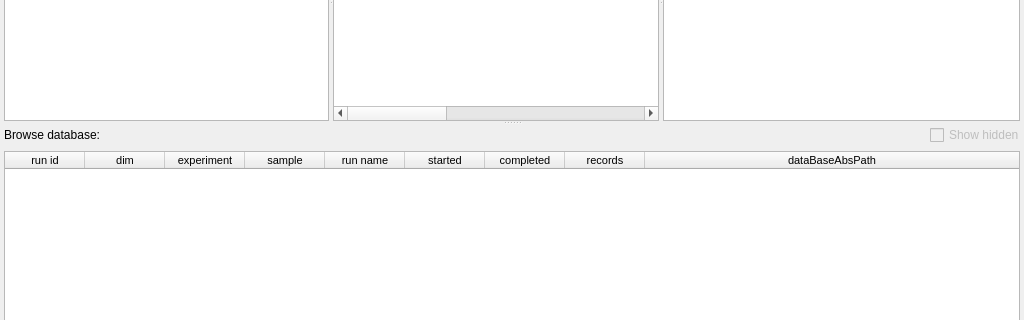
First picture: the form in pyplotter/ui/mainWindow.ui, repository pyplotter/pyplotter, before the edit; both pictures show x 0 to 1024 and y 198 to 518 of the 1024 by 612 pixel window.
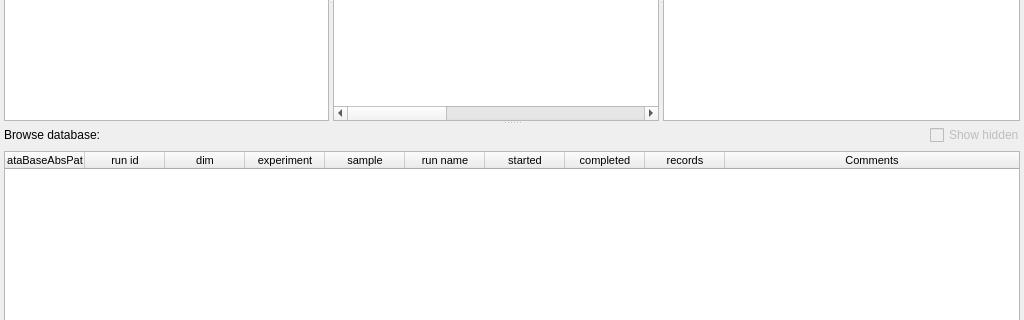
Second picture: the form after the edit. Custom widgets are drawn as their Qt base class.

Commit message: Add possibility to comment a run

What changed in the file:
```diff
--- a/pyplotter/ui/mainWindow.ui
+++ b/pyplotter/ui/mainWindow.ui
@@ -558,7 +558,7 @@
            <bool>true</bool>
           </property>
           <property name="columnCount">
-           <number>9</number>
+           <number>10</number>
           </property>
           <attribute name="horizontalHeaderDefaultSectionSize">
            <number>80</number>
@@ -572,6 +572,11 @@
           <attribute name="verticalHeaderVisible">
            <bool>false</bool>
           </attribute>
+          <column>
+           <property name="text">
+            <string>dataBaseAbsPath</string>
+           </property>
+          </column>
           <column>
            <property name="text">
             <string>run id</string>
@@ -614,7 +619,7 @@
           </column>
           <column>
            <property name="text">
-            <string>dataBaseAbsPath</string>
+            <string>Comments</string>
            </property>
           </column>
          </widget>
```
Left out of the diff: 4 changed lines with no effect on the pictures. The commit also changes 5 other files.
